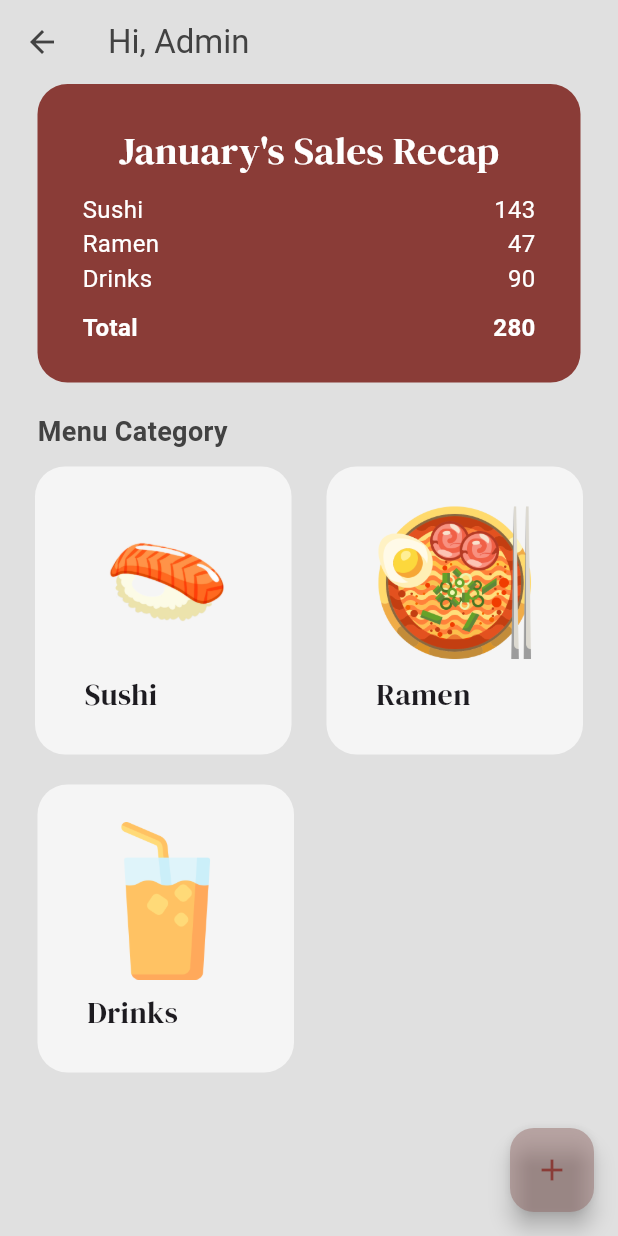
After one commit to limerenrce/sushi_app, a Flutter app: the AdminHome screen opened directly, on a phone screen of 412 x 824 dp. The commit adds this screen. Run offline on Flutter 3.47's test engine with Material 3 defaults, Android fonts, the phone set to English and light mode, and no system bars; our stand-ins replace bloc, flutter_bloc, flutter_rating_bar, flutter_slidable, google_fonts, image_picker.

Commit message:
admin home

```diff
--- a/lib/components/drawer.dart
+++ b/lib/components/drawer.dart
@@ -1,4 +1,5 @@
 import 'package:flutter/material.dart';
+import 'package:sushi_app/pages/admin_page/admin_home.dart';
 import 'package:sushi_app/pages/support_pages/customersupport_page.dart';
 import 'package:sushi_app/pages/splash_page.dart';
 import 'package:sushi_app/theme/colors.dart';
@@ -74,6 +75,30 @@ class MyDrawer extends StatelessWidget {
               },
             ),
           ),
+          Padding(
+            padding: const EdgeInsets.only(left: 25.0),
+            child: ListTile(
+              title: Text(
+                "Admin",
+                style: TextStyle(
+                  color: Colors.grey[600],
+                ),
+              ),
+              leading: Icon(
+                Icons.admin_panel_settings_outlined,
+                color: Colors.grey[600],
+              ),
+              onTap: () {
+                Navigator.pop(context);
+                Navigator.push(
+                  context,
+                  MaterialPageRoute(
+                    builder: (context) => const AdminHome(),
+                  ),
+                );
+              },
+            ),
+          ),
         ],
       ),
     );
--- a/lib/endpoints/endpoints.dart
+++ b/lib/endpoints/endpoints.dart
@@ -1,13 +1,13 @@
 class Endpoints {
   static const String baseURLLive = "https://simobile.singapoly.com";
   static const String nim = "2215091065";
-  static const String localFlask = "http://10.0.2.2:5000";
+  static const String localFlask = "http://127.0.0.1:5000";
 
-  static const String login = "$baseURLLive/api/auth/login";
-  static const String logout = "$baseURLLive/api/auth/logout";
+  //static const String login = "$baseURLLive/api/auth/login";
+  //static const String logout = "$baseURLLive/api/auth/logout";
 
-  //static const String login = "$localFlask/api/v1/auth/login";
-  //static const String logout = "$localFlask/api/v1/auth/login";
+  static const String login = "$localFlask/api/v1/auth/login";
+  static const String logout = "$localFlask/api/v1/auth/login";
   static const String protected = "$localFlask/api/v1/protected";
   static const String menus = "$localFlask/api/v1/menus";
 
--- a/lib/main.dart
+++ b/lib/main.dart
@@ -2,6 +2,7 @@ import 'package:flutter/material.dart';
 import 'package:flutter_bloc/flutter_bloc.dart';
 import 'package:provider/provider.dart';
 import 'package:sushi_app/components/auth_wrapper.dart';
+import 'package:sushi_app/pages/food_details_page.dart';
 import 'package:sushi_app/pages/login_page.dart';
 
 import 'cubit/auth/auth_cubit.dart';
@@ -43,8 +44,11 @@ class MyApp extends StatelessWidget {
           '/splash-page': (context) => const SplashPage(),
           '/login-page': (context) => const LoginPage(),
           '/main-page': (context) => const Main(),
-          '/menu-page': (context) => const AuthWrapper(child: MenuPage()),
-          '/cart-page': (context) => const AuthWrapper(child: CartPage()),
+          '/menu-page': (context) => MenuPage(),
+          '/cart-page': (context) => CartPage(),
+
+          // '/menu-page': (context) => const AuthWrapper(child: MenuPage()),
+          // '/cart-page': (context) => const AuthWrapper(child: CartPage()),
           '/services-page': (context) =>
               const AuthWrapper(child: ServiceLogPage()),
         },
--- /dev/null
+++ b/lib/pages/admin_page/admin_home.dart
@@ -0,0 +1,255 @@
+import 'package:flutter/material.dart';
+import 'package:google_fonts/google_fonts.dart';
+import 'package:provider/provider.dart';
+import 'package:sushi_app/components/button.dart';
+import 'package:sushi_app/components/drawer.dart';
+import 'package:sushi_app/theme/colors.dart';
+
+class AdminHome extends StatefulWidget {
+  const AdminHome({Key? key}) : super(key: key);
+
+  @override
+  _AdminHomeState createState() => _AdminHomeState();
+}
+
+class _AdminHomeState extends State<AdminHome> {
+  @override
+  Widget build(BuildContext context) {
+    return Scaffold(
+      backgroundColor: Colors.grey[300],
+      // drawer: const MyDrawer(),
+      appBar: AppBar(
+        backgroundColor: Colors.transparent,
+        foregroundColor: Colors.grey[800],
+        elevation: 0,
+        title: const Text(
+          'Hi, Admin',
+          textAlign: TextAlign.center,
+        ),
+        actions: [],
+      ),
+      body: SafeArea(
+        child: SingleChildScrollView(
+          child: Column(
+            crossAxisAlignment: CrossAxisAlignment.start,
+            mainAxisAlignment: MainAxisAlignment.spaceEvenly,
+            children: [
+              //PROMO BANNER
+              Container(
+                decoration: BoxDecoration(
+                    color: primaryColor,
+                    borderRadius: BorderRadius.circular(20)),
+                margin: const EdgeInsets.symmetric(horizontal: 25),
+                padding:
+                    const EdgeInsets.symmetric(vertical: 25, horizontal: 30),
+                child: Column(
+                  children: [
+                    Text(
+                      "January's Sales Recap",
+                      style: GoogleFonts.dmSerifDisplay(
+                        fontSize: 26,
+                        color: Colors.white,
+                      ),
+                    ),
+                    SizedBox(height: 10),
+                    Row(
+                      mainAxisAlignment: MainAxisAlignment.spaceBetween,
+                      children: [
+                        Text(
+                          "Sushi",
+                          style: TextStyle(color: Colors.white, fontSize: 16),
+                        ),
+                        Text(
+                          "143",
+                          style: TextStyle(color: Colors.white, fontSize: 16),
+                        ),
+                      ],
+                    ),
+                    Row(
+                      mainAxisAlignment: MainAxisAlignment.spaceBetween,
+                      children: [
+                        Text(
+                          "Ramen",
+                          style: TextStyle(color: Colors.white, fontSize: 16),
+                        ),
+                        Text(
+                          "47",
+                          style: TextStyle(color: Colors.white, fontSize: 16),
+                        ),
+                      ],
+                    ),
+                    Row(
+                      mainAxisAlignment: MainAxisAlignment.spaceBetween,
+                      children: [
+                        Text(
+                          "Drinks",
+                          style: TextStyle(color: Colors.white, fontSize: 16),
+                        ),
+                        Text(
+                          "90",
+                          style: TextStyle(color: Colors.white, fontSize: 16),
+                        ),
+                      ],
+                    ),
+                    SizedBox(height: 10),
+                    Row(
+                      mainAxisAlignment: MainAxisAlignment.spaceBetween,
+                      children: [
+                        Text(
+                          "Total",
+                          style: TextStyle(
+                              color: Colors.white,
+                              fontSize: 16,
+                              fontWeight: FontWeight.bold),
+                        ),
+                        Text(
+                          "280",
+                          style: TextStyle(
+                              color: Colors.white,
+                              fontSize: 16,
+                              fontWeight: FontWeight.bold),
+                        ),
+                      ],
+                    ),
+                  ],
+                ),
+              ),
+
+              const SizedBox(height: 20),
+              //Menu Category
+              Padding(
+                padding: const EdgeInsets.symmetric(horizontal: 25.0),
+                child: Text(
+                  "Menu Category",
+                  style: TextStyle(
+                    fontWeight: FontWeight.bold,
+                    color: Colors.grey[800],
+                    fontSize: 18,
+                  ),
+                ),
+              ),
+
+              const SizedBox(height: 10),
+              Row(
+                mainAxisAlignment: MainAxisAlignment.spaceEvenly,
+                children: [
+                  GestureDetector(
+                    onTap: () {},
+                    child: Container(
+                      decoration: BoxDecoration(
+                        color: Colors.grey[100],
+                        borderRadius: BorderRadius.circular(20),
+                      ),
+                      padding: const EdgeInsets.all(25),
+                      child: Row(
+                        children: [
+                          SizedBox(width: 8),
+                          Column(
+                            crossAxisAlignment: CrossAxisAlignment.start,
+                            children: [
+                              //IMAGE
+                              Image.asset(
+                                'assets/images/salmon_sushi.png',
+                                height: 105,
+                              ),
+                              SizedBox(height: 8),
+
+                              //TEXT
+                              Text(
+                                "Sushi",
+                                style: GoogleFonts.dmSerifDisplay(fontSize: 20),
+                              ),
+                            ],
+                          ),
+                          SizedBox(width: 8),
+                        ],
+                      ),
+                    ),
+                  ),
+                  GestureDetector(
+                    onTap: () {},
+                    child: Container(
+                      decoration: BoxDecoration(
+                        color: Colors.grey[100],
+                        borderRadius: BorderRadius.circular(20),
+                      ),
+                      padding: const EdgeInsets.all(25),
+                      child: Row(
+                        children: [
+                          SizedBox(width: 8),
+                          Column(
+                            crossAxisAlignment: CrossAxisAlignment.start,
+                            children: [
+                              //IMAGE
+                              Image.asset(
+                                'assets/images/ramen_tori.png',
+                                height: 105,
+                              ),
+                              SizedBox(height: 8),
+
+                              //TEXT
+                              Text(
+                                "Ramen",
+                                style: GoogleFonts.dmSerifDisplay(fontSize: 20),
+                              ),
+                            ],
+                          ),
+                          SizedBox(width: 8),
+                        ],
+                      ),
+                    ),
+                  ),
+                ],
+              ),
+              SizedBox(height: 20),
+              Row(
+                children: [
+                  GestureDetector(
+                    onTap: () {},
+                    child: Container(
+                      decoration: BoxDecoration(
+                        color: Colors.grey[100],
+                        borderRadius: BorderRadius.circular(20),
+                      ),
+                      margin: const EdgeInsets.only(left: 25),
+                      padding: const EdgeInsets.all(25),
+                      child: Row(
+                        children: [
+                          SizedBox(width: 8),
+                          Column(
+                            crossAxisAlignment: CrossAxisAlignment.start,
+                            children: [
+                              //IMAGE
+                              Image.asset(
+                                'assets/images/orange_juice.png',
+                                height: 105,
+                              ),
+                              SizedBox(height: 8),
+
+                              //TEXT
+                              Text(
+                                "Drinks",
+                                style: GoogleFonts.dmSerifDisplay(fontSize: 20),
+                              ),
+                            ],
+                          ),
+                          SizedBox(width: 8),
+                        ],
+                      ),
+                    ),
+                  ),
+                ],
+              ),
+            ],
+          ),
+        ),
+      ),
+      floatingActionButton: FloatingActionButton(
+        backgroundColor: secondaryColor,
+        foregroundColor: primaryColor,
+        onPressed: () {},
+        child: const Icon(Icons.add),
+      ),
+    );
+  }
+}
--- a/lib/pages/login_page.dart
+++ b/lib/pages/login_page.dart
@@ -3,13 +3,13 @@ import 'dart:convert';
 import 'package:flutter/material.dart';
 import 'package:flutter_bloc/flutter_bloc.dart';
 import 'package:google_fonts/google_fonts.dart';
+import 'package:sushi_app/components/button.dart';
 import 'package:sushi_app/cubit/auth/auth_cubit.dart';
+import 'package:sushi_app/models/login.dart';
 import 'package:sushi_app/services/data_service.dart';
+import 'package:sushi_app/theme/colors.dart';
 import 'package:sushi_app/utils/constants.dart';
 import 'package:sushi_app/utils/secure_storage_util.dart';
-
-import '../models/login.dart';
-import '../theme/colors.dart';
 
 class LoginPage extends StatefulWidget {
   const LoginPage({Key? key}) : super(key: key);
@@ -123,27 +123,12 @@ class _LoginPageState extends State<LoginPage> {
                   const SizedBox(height: 25),
 
                   //GET STARTED BUTTON
-                  GestureDetector(
+                  MyButton(
+                    text: "Login",
                     onTap: () {
                       //GO TO MENU PAGE
                       sendLogin(context, authCubit);
                     },
-                    child: Container(
-                      decoration: BoxDecoration(
-                          color: primaryColor,
-                          borderRadius: BorderRadius.circular(40)),
-                      padding: const EdgeInsets.all(20),
-                      child: Row(
-                        mainAxisAlignment: MainAxisAlignment.center,
-                        children: [
-                          //TEXT
-                          Text(
-                            "Login",
-                            style: const TextStyle(color: Colors.white),
-                          ),
-                        ],
-                      ),
-                    ),
                   ),
 
                   const SizedBox(height: 10),
--- a/lib/pages/menu_page.dart
+++ b/lib/pages/menu_page.dart
@@ -302,7 +302,8 @@ class _MenuPageState extends State<MenuPage>
                 child: Row(
                   children: [
                     GestureDetector(
-                      onTap: () {},
+                      onTap: () =>
+                          Navigator.pushNamed(context, '/food-details-scrren'),
                       child: Container(
                         decoration: BoxDecoration(
                           color: Colors.grey[100],
@@ -316,13 +317,13 @@ class _MenuPageState extends State<MenuPage>
                           children: [
                             //IMAGE
                             Image.asset(
-                              'assets/images/shrimp.png',
+                              'assets/images/salmon_sushi.png',
                               height: 105,
                             ),
 
                             //TEXT
                             Text(
-                              "Shrimp",
+                              "Salmon Sushi",
                               style: GoogleFonts.dmSerifDisplay(fontSize: 20),
                             ),
 
--- a/lib/pages/splash_page.dart
+++ b/lib/pages/splash_page.dart
@@ -63,7 +63,7 @@ class SplashPage extends StatelessWidget {
                   text: "Get Started",
                   onTap: () {
                     //GO TO MENU PAGE
-                    Navigator.pushNamed(context, '/login-page');
+                    Navigator.pushNamed(context, '/menu-page');
                   },
                 ),
               ],
```
